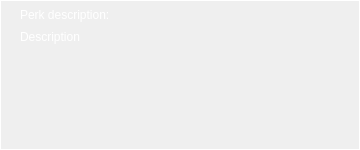
This is app/designer/sc_dialog.ui in michalkowal66/ShrineChecker as Qt 5 draws it before an edit. The edited form follows.
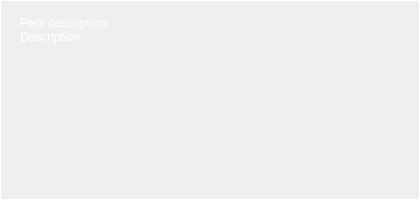
This is the edited form.

Commit message: Add descriptions to data dict, dialog descriptions

The edit to the form file:
```diff
--- a/app/designer/sc_dialog.ui
+++ b/app/designer/sc_dialog.ui
@@ -6,26 +6,26 @@
    <rect>
     <x>0</x>
     <y>0</y>
-    <width>360</width>
-    <height>150</height>
+    <width>420</width>
+    <height>200</height>
    </rect>
   </property>
   <property name="sizePolicy">
-   <sizepolicy hsizetype="Fixed" vsizetype="Fixed">
+   <sizepolicy hsizetype="Fixed" vsizetype="MinimumExpanding">
     <horstretch>0</horstretch>
     <verstretch>0</verstretch>
    </sizepolicy>
   </property>
   <property name="minimumSize">
    <size>
-    <width>360</width>
-    <height>150</height>
+    <width>420</width>
+    <height>100</height>
    </size>
   </property>
   <property name="maximumSize">
    <size>
-    <width>360</width>
-    <height>150</height>
+    <width>420</width>
+    <height>1200</height>
    </size>
   </property>
   <property name="windowTitle">
@@ -51,10 +51,16 @@
     <rect>
      <x>0</x>
      <y>0</y>
-     <width>360</width>
-     <height>150</height>
+     <width>420</width>
+     <height>200</height>
     </rect>
    </property>
+   <property name="sizePolicy">
+    <sizepolicy hsizetype="Preferred" vsizetype="MinimumExpanding">
+     <horstretch>0</horstretch>
+     <verstretch>0</verstretch>
+    </sizepolicy>
+   </property>
    <property name="styleSheet">
     <string notr="true"/>
    </property>
@@ -67,10 +73,28 @@
     <rect>
      <x>20</x>
      <y>5</y>
-     <width>320</width>
-     <height>20</height>
+     <width>380</width>
+     <height>35</height>
     </rect>
    </property>
+   <property name="sizePolicy">
+    <sizepolicy hsizetype="Fixed" vsizetype="Fixed">
+     <horstretch>0</horstretch>
+     <verstretch>0</verstretch>
+    </sizepolicy>
+   </property>
+   <property name="minimumSize">
+    <size>
+     <width>380</width>
+     <height>0</height>
+    </size>
+   </property>
+   <property name="maximumSize">
+    <size>
+     <width>380</width>
+     <height>16777215</height>
+    </size>
+   </property>
    <property name="text">
     <string>Perk description:</string>
    </property>
@@ -83,10 +107,28 @@
     <rect>
      <x>20</x>
      <y>30</y>
-     <width>320</width>
-     <height>101</height>
+     <width>380</width>
+     <height>130</height>
     </rect>
    </property>
+   <property name="sizePolicy">
+    <sizepolicy hsizetype="Fixed" vsizetype="MinimumExpanding">
+     <horstretch>0</horstretch>
+     <verstretch>0</verstretch>
+    </sizepolicy>
+   </property>
+   <property name="minimumSize">
+    <size>
+     <width>380</width>
+     <height>0</height>
+    </size>
+   </property>
+   <property name="maximumSize">
+    <size>
+     <width>380</width>
+     <height>16777215</height>
+    </size>
+   </property>
    <property name="text">
     <string>Description</string>
    </property>
```
The commit also changes 3 other files.
